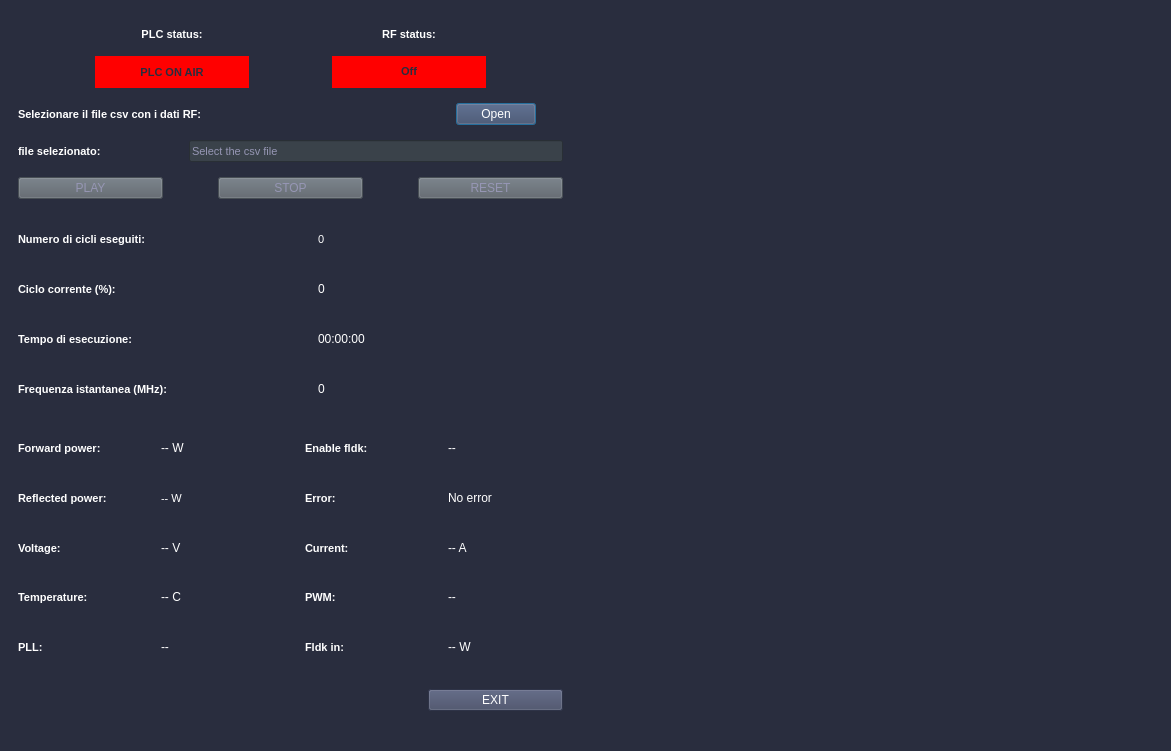
rstanzani/seriale_microonde, file main_window.ui: the form before one commit.
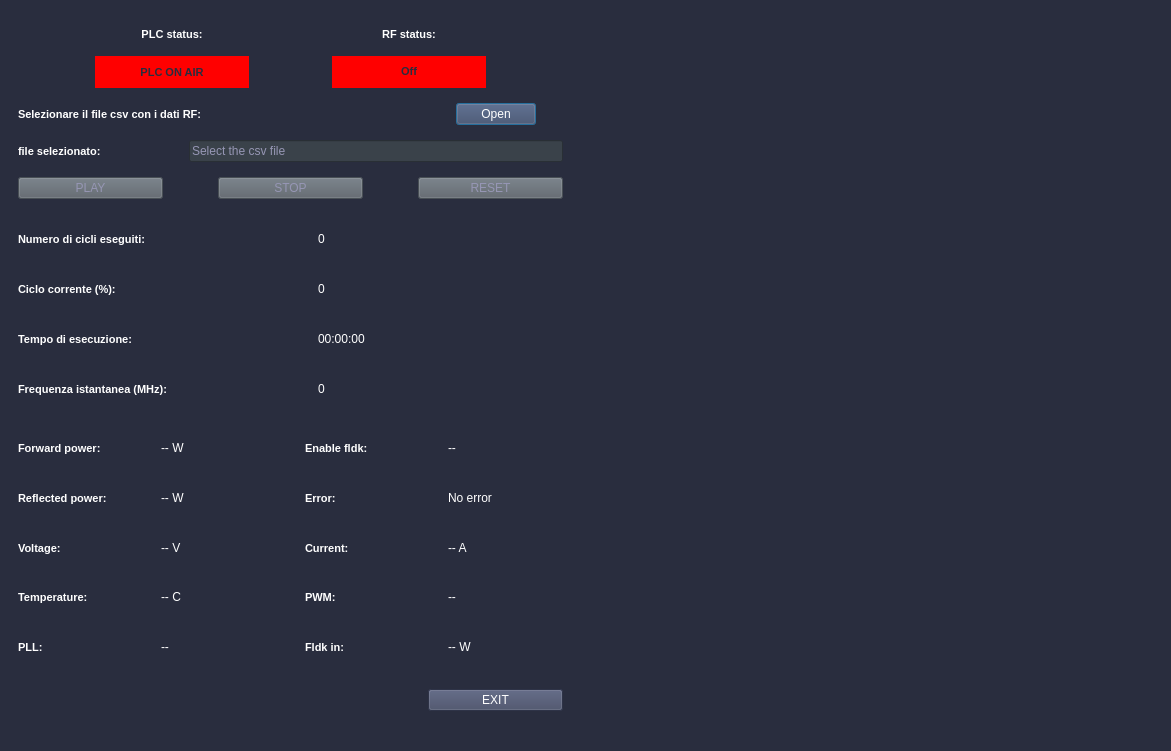
The form after the commit. Icons and pictures are not drawn. Custom widgets are drawn as their Qt base class.

```diff
--- a/main_window.ui
+++ b/main_window.ui
@@ -282,7 +282,7 @@
            <widget class="QLineEdit" name="Qcsvpath">
             <property name="font">
              <font>
-              <pointsize>8</pointsize>
+              <pointsize>9</pointsize>
              </font>
             </property>
             <property name="styleSheet">
@@ -440,7 +440,7 @@
            <widget class="QLabel" name="Qcyclenumber">
             <property name="font">
              <font>
-              <pointsize>8</pointsize>
+              <pointsize>9</pointsize>
              </font>
             </property>
             <property name="styleSheet">
@@ -801,7 +801,7 @@
            <widget class="QLabel" name="Qreflectedpower_label">
             <property name="font">
              <font>
-              <pointsize>8</pointsize>
+              <pointsize>9</pointsize>
              </font>
             </property>
             <property name="styleSheet">
```
Left out of the diff: 81 changed lines with no effect on the pictures.
